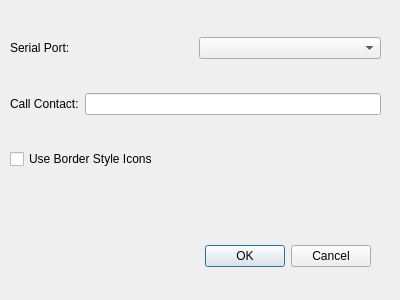
The window that QRaspbed/settings.ui (johnramsden/Raspbed) describes before a commit, drawn with Qt 5.
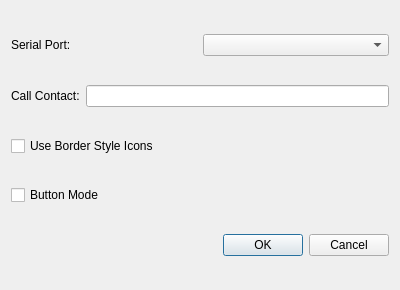
The same window after the commit.

What changed in the file:
```diff
--- a/QRaspbed/settings.ui
+++ b/QRaspbed/settings.ui
@@ -7,37 +7,12 @@
     <x>0</x>
     <y>0</y>
     <width>400</width>
-    <height>300</height>
+    <height>290</height>
    </rect>
   </property>
   <property name="windowTitle">
    <string>Dialog</string>
   </property>
-  <widget class="QDialogButtonBox" name="buttonBox">
-   <property name="geometry">
-    <rect>
-     <x>30</x>
-     <y>240</y>
-     <width>341</width>
-     <height>32</height>
-    </rect>
-   </property>
-   <property name="orientation">
-    <enum>Qt::Horizontal</enum>
-   </property>
-   <property name="standardButtons">
-    <set>QDialogButtonBox::Cancel|QDialogButtonBox::Ok</set>
-   </property>
-  </widget>
-  <widget class="QWidget" name="layoutWidget">
-   <property name="geometry">
-    <rect>
-     <x>10</x>
-     <y>9</y>
-     <width>371</width>
-     <height>191</height>
-    </rect>
-   </property>
    <layout class="QVBoxLayout" name="verticalLayout">
     <item>
      <layout class="QHBoxLayout" name="serialPortHorizontalLayout">
@@ -84,8 +59,24 @@
       </property>
      </widget>
     </item>
-   </layout>
-  </widget>
+   <item>
+    <widget class="QCheckBox" name="buttonModeCheckBox">
+     <property name="text">
+      <string>Button Mode</string>
+     </property>
+    </widget>
+   </item>
+   <item>
+    <widget class="QDialogButtonBox" name="buttonBox">
+     <property name="orientation">
+      <enum>Qt::Horizontal</enum>
+     </property>
+     <property name="standardButtons">
+      <set>QDialogButtonBox::Cancel|QDialogButtonBox::Ok</set>
+     </property>
+    </widget>
+   </item>
+  </layout>
  </widget>
  <resources/>
  <connections>
```
Lines whose indentation alone changed are shown as unchanged.
